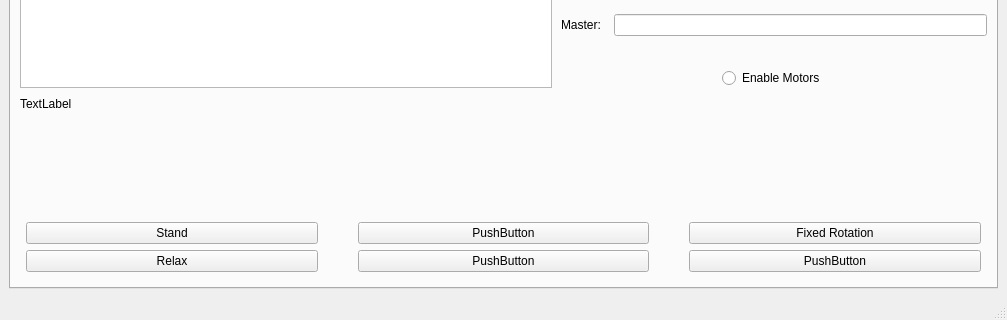
Alvaro-Agenjo/ROMERIN_SIM, file movimientos/Movimientos/mainwindow.ui: the form before one commit; both pictures show x 0 to 1007 and y 259 to 579 of the 1007 by 579 pixel window.
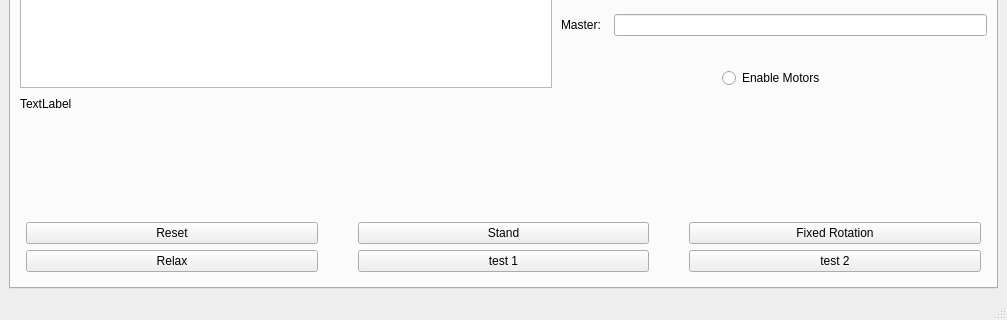
The form after the commit.

Commit message: Modificacion para test romkin IK

What changed in the file:
```diff
--- a/movimientos/Movimientos/mainwindow.ui
+++ b/movimientos/Movimientos/mainwindow.ui
@@ -339,30 +339,30 @@
             <item row="1" column="2">
              <widget class="QPushButton" name="pushButton_2">
               <property name="text">
-               <string>PushButton</string>
+               <string>test 2</string>
               </property>
              </widget>
             </item>
             <item row="0" column="0">
+             <widget class="QPushButton" name="btn_reset">
+              <property name="sizePolicy">
+               <sizepolicy hsizetype="Minimum" vsizetype="Fixed">
+                <horstretch>0</horstretch>
+                <verstretch>0</verstretch>
+               </sizepolicy>
+              </property>
+              <property name="text">
+               <string>Reset</string>
+              </property>
+             </widget>
+            </item>
+            <item row="0" column="1">
              <widget class="QPushButton" name="btn_stand">
-              <property name="sizePolicy">
-               <sizepolicy hsizetype="Minimum" vsizetype="Fixed">
-                <horstretch>0</horstretch>
-                <verstretch>0</verstretch>
-               </sizepolicy>
-              </property>
               <property name="text">
                <string>Stand</string>
               </property>
              </widget>
             </item>
-            <item row="0" column="1">
-             <widget class="QPushButton" name="pushButton_3">
-              <property name="text">
-               <string>PushButton</string>
-              </property>
-             </widget>
-            </item>
             <item row="1" column="1">
              <widget class="QPushButton" name="pushButton_4">
               <property name="sizePolicy">
@@ -372,7 +372,7 @@
                </sizepolicy>
               </property>
               <property name="text">
-               <string>PushButton</string>
+               <string>test 1</string>
               </property>
              </widget>
             </item>
```
Left out of the diff: 7 changed lines with no effect on the pictures. The commit also changes 8 other files.
